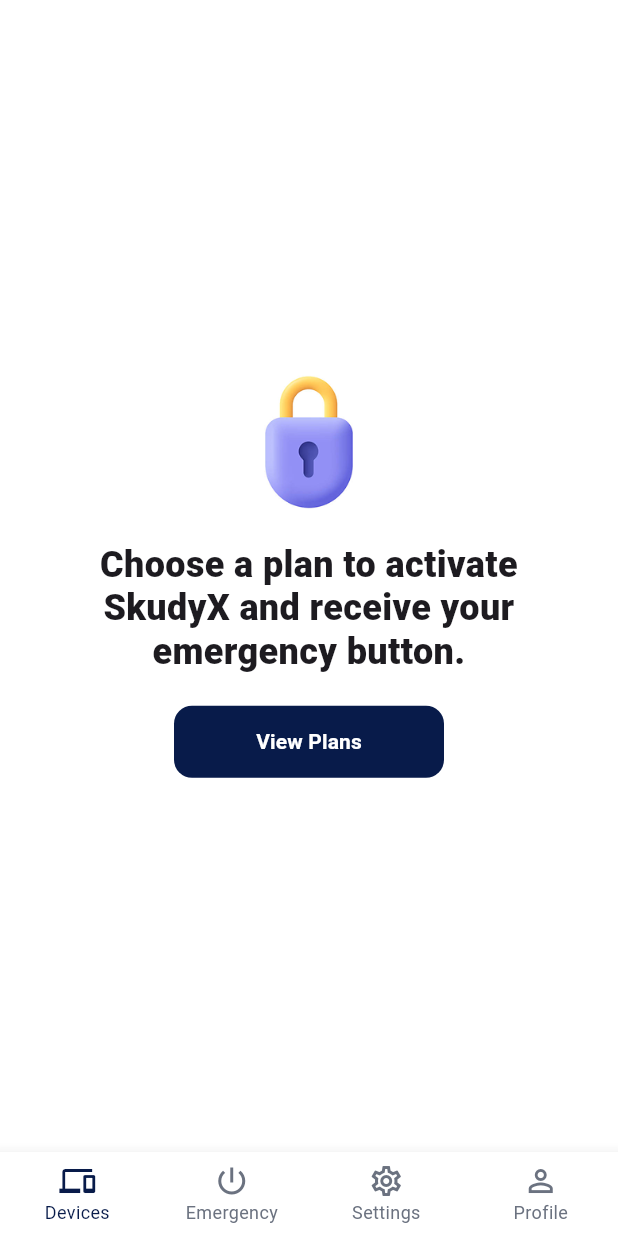
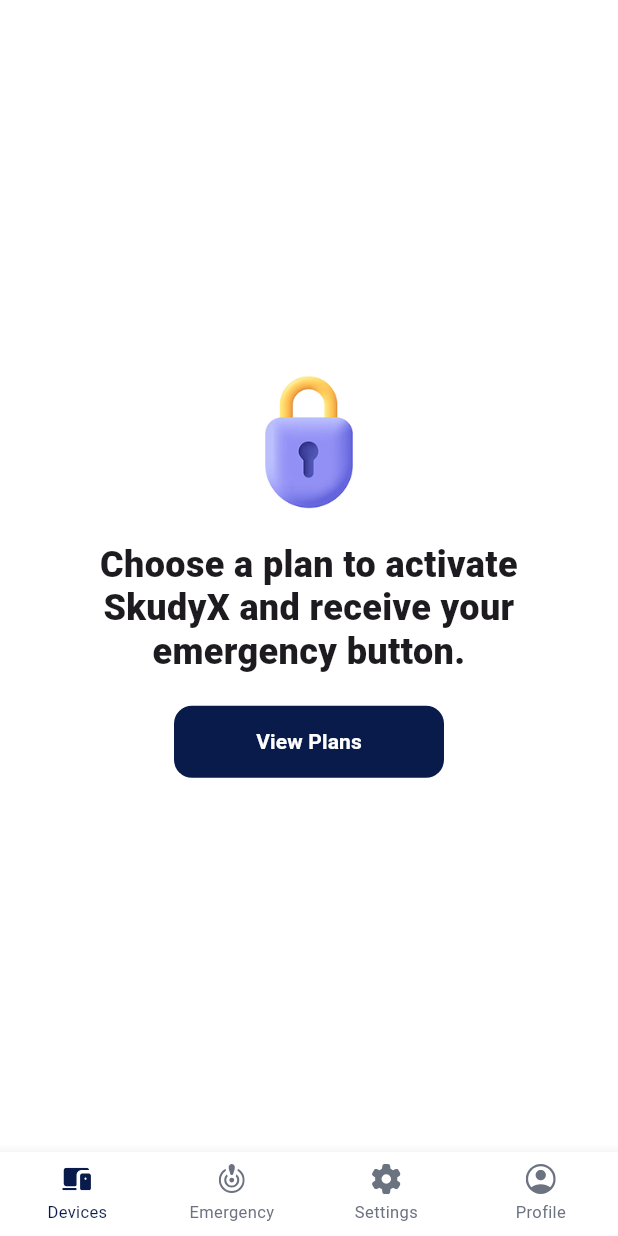
Before and after one commit to ifti-git-new/skudyx-app, a Flutter app: the screen it shows after launch, after a tap on "Remember me", after a tap on "Login", after a tap on "Cancel", on a phone screen of 412 x 824 dp. Run offline on Flutter 3.47's test engine with Material 3 defaults, Android fonts, the phone set to English and light mode, and no system bars; our stand-ins replace camera, flutter_svg, go_router, google_fonts, permission_handler, shared_preferences; project files that could hold a hidden picture were left out.

Commit message:
icon added to bottom nav

```diff
--- a/lib/features/shell/presentation/screens/main_shell_screen.dart
+++ b/lib/features/shell/presentation/screens/main_shell_screen.dart
@@ -2,6 +2,7 @@
 
 import 'package:flutter/material.dart';
 import 'package:flutter/services.dart';
+import 'package:flutter_svg/flutter_svg.dart';
 import 'package:go_router/go_router.dart';
 
 import '../../../../core/navigation/app_routes.dart';
@@ -35,22 +36,14 @@
   }
 
   int _indexFromLocation(String location) {
-    // Devices tab includes all /device/* routes
     if (location.startsWith('/device')) return 0;
-
-    // ✅ Emergency tab includes:
-    // - /emergency-home
-    // - /emergency/*
-    // - /emergency-contact and /emergency-contact/*
     if (location.startsWith(AppRoutes.emergencyHome) ||
         location.startsWith('/emergency') ||
         location.startsWith('/emergency-contact')) {
       return 1;
     }
-
     if (location.startsWith(AppRoutes.settings)) return 2;
     if (location.startsWith(AppRoutes.profile)) return 3;
-
     return 0;
   }
 
@@ -76,16 +69,18 @@
     final location = GoRouterState.of(context).uri.toString();
     final currentIndex = _indexFromLocation(location);
 
+    // Use LayoutBuilder to determine if we are on a large screen (e.g., Tablet)
+    return LayoutBuilder(
+      builder: (context, constraints) {
+        final bool isTablet = constraints.maxWidth >= 600;
+
         return PopScope(
           canPop: false,
           onPopInvoked: (didPop) async {
-        // If there's something to pop (like /device/connected), pop it first
             if (GoRouter.of(context).canPop()) {
               context.pop();
               return;
             }
-
-        // Otherwise we are at a root route inside shell
             if (currentIndex == 0) {
               await _showExitDialog(context);
             } else {
@@ -93,34 +88,104 @@
             }
           },
           child: Scaffold(
-        body: child,
-        bottomNavigationBar: BottomNavigationBar(
+            // On tablets, we show a Row with a Sidebar (NavigationRail)
+            body: Row(
+              children: [
+                if (isTablet)
+                  NavigationRail(
+                    selectedIndex: currentIndex,
+                    onDestinationSelected: (i) => _onTap(context, i),
+                    labelType: NavigationRailLabelType.all,
+                    backgroundColor: Colors.white,
+                    selectedLabelTextStyle: const TextStyle(
+                      color: Color(0xFF081B4A),
+                      fontSize: 11,
+                      fontWeight: FontWeight.bold,
+                    ),
+                    unselectedLabelTextStyle: const TextStyle(
+                      color: Color(0xFF6B7280),
+                      fontSize: 11,
+                    ),
+                    destinations: [
+                      _buildRailDestination(
+                        'assets/icons/devices.svg',
+                        'Devices',
+                      ),
+                      _buildRailDestination(
+                        'assets/icons/emergency.svg',
+                        'Emergency',
+                      ),
+                      _buildRailDestination(
+                        'assets/icons/settings.svg',
+                        'Settings',
+                      ),
+                      _buildRailDestination(
+                        'assets/icons/profile.svg',
+                        'Profile',
+                      ),
+                    ],
+                  ),
+                // Main Content Area
+                Expanded(child: child),
+              ],
+            ),
+            // On phones, we show the standard Bottom Bar
+            bottomNavigationBar: isTablet
+                ? null
+                : BottomNavigationBar(
                     currentIndex: currentIndex,
                     onTap: (i) => _onTap(context, i),
                     type: BottomNavigationBarType.fixed,
-          selectedFontSize: 12,
-          unselectedFontSize: 12,
+                    selectedFontSize: 11,
+                    unselectedFontSize: 11,
                     backgroundColor: Colors.white,
                     selectedItemColor: const Color(0xFF081B4A),
                     unselectedItemColor: const Color(0xFF6B7280),
-          items: const [
-            BottomNavigationBarItem(
-              icon: Icon(Icons.devices_outlined),
-              label: 'Devices',
+                    items: [
+                      _buildBottomItem('assets/icons/devices.svg', 'Devices'),
+                      _buildBottomItem(
+                        'assets/icons/emergency.svg',
+                        'Emergency',
                       ),
-            BottomNavigationBarItem(
-              icon: Icon(Icons.power_settings_new),
-              label: 'Emergency',
+                      _buildBottomItem('assets/icons/settings.svg', 'Settings'),
+                      _buildBottomItem('assets/icons/profile.svg', 'Profile'),
+                    ],
                   ),
-            BottomNavigationBarItem(
-              icon: Icon(Icons.settings_outlined),
-              label: 'Settings',
           ),
-            BottomNavigationBarItem(
-              icon: Icon(Icons.person_outline),
-              label: 'Profile',
-            ),
-          ],
+        );
+      },
+    );
+  }
+
+  /// Helper for BottomNavigationBar items
+  BottomNavigationBarItem _buildBottomItem(String path, String label) {
+    return BottomNavigationBarItem(
+      icon: _buildSvgIcon(path, false),
+      activeIcon: _buildSvgIcon(path, true),
+      label: label,
+    );
+  }
+
+  /// Helper for NavigationRail items
+  NavigationRailDestination _buildRailDestination(String path, String label) {
+    return NavigationRailDestination(
+      icon: _buildSvgIcon(path, false),
+      selectedIcon: _buildSvgIcon(path, true),
+      label: Text(label),
+    );
+  }
+
+  /// Universal SVG Builder
+  Widget _buildSvgIcon(String assetPath, bool isSelected) {
+    return Padding(
+      padding: const EdgeInsets.only(bottom: 4),
+      child: SvgPicture.asset(
+        assetPath,
+        width: 20,
+        height: 20,
+        colorFilter: ColorFilter.mode(
+          isSelected ? const Color(0xFF081B4A) : const Color(0xFF6B7280),
+          BlendMode.srcIn,
         ),
       ),
     );
```
Also changed, not shown: assets/icons/devices.svg (added), assets/icons/emergency.svg (added), assets/icons/profile.svg (added), assets/icons/settings.svg (added). Lines whose indentation alone changed are shown as unchanged.
